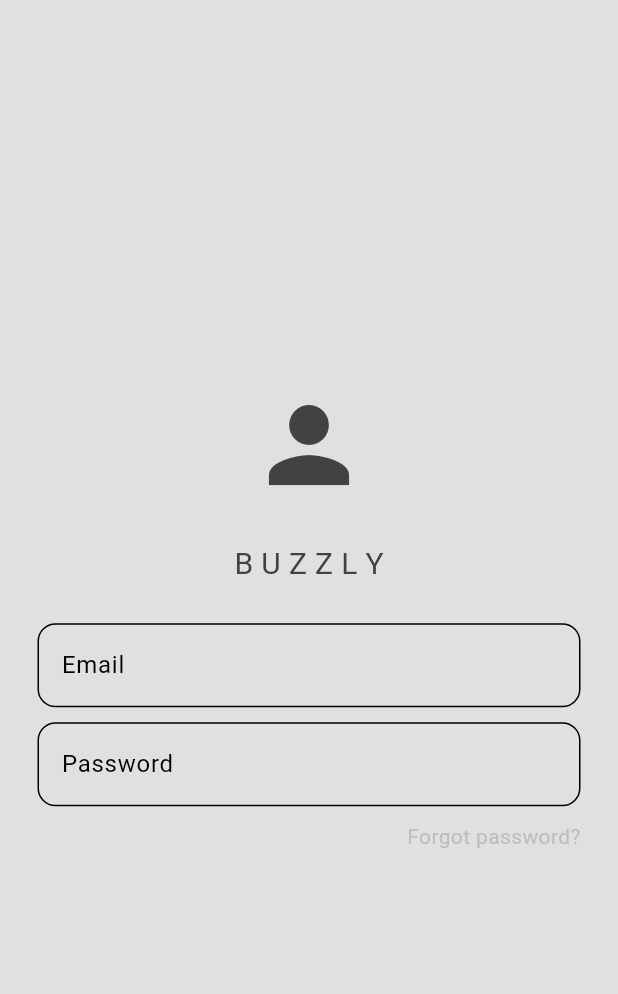
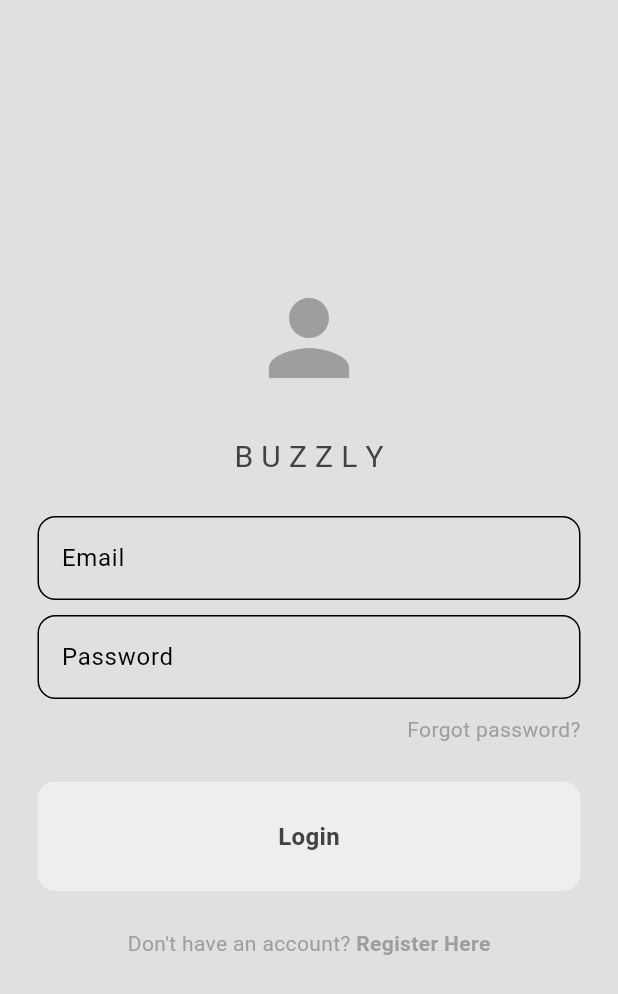
Before and after one commit to Tyler-dev-eng/Buzzly, a Flutter app: the screen it shows after launch, on a phone screen of 412 x 824 dp. Shown: the top 994 px of the screen. Run offline on Flutter 3.47's test engine with Material 3 defaults, Android fonts, the phone set to English and light mode, and no system bars; our stand-ins replace flutter_riverpod.

Commit message:
Small UI updates

```diff
--- /dev/null
+++ b/lib/components/my_button.dart
@@ -0,0 +1,27 @@
+import 'package:flutter/material.dart';
+
+class MyButton extends StatelessWidget {
+  final String text;
+  final VoidCallback onTap;
+  const MyButton({super.key, required this.text, required this.onTap});
+
+  @override
+  Widget build(BuildContext context) {
+    return GestureDetector(
+      onTap: onTap,
+      child: Container(
+        decoration: BoxDecoration(
+          color: Theme.of(context).colorScheme.primary,
+          borderRadius: BorderRadius.circular(12),
+        ),
+        padding: EdgeInsets.all(25),
+        child: Center(
+          child: Text(
+            text,
+            style: TextStyle(fontWeight: FontWeight.bold, fontSize: 16),
+          ),
+        ),
+      ),
+    );
+  }
+}
--- a/lib/pages/login_page.dart
+++ b/lib/pages/login_page.dart
@@ -1,3 +1,4 @@
+import 'package:buzzly/components/my_button.dart';
 import 'package:buzzly/components/my_textfield.dart';
 import 'package:flutter/material.dart';
 
@@ -5,6 +6,10 @@ class LoginPage extends StatelessWidget {
   final TextEditingController emailController = TextEditingController();
   final TextEditingController passwordController = TextEditingController();
   LoginPage({super.key});
+
+  void login() {
+    print('Login button pressed');
+  }
 
   @override
   Widget build(BuildContext context) {
@@ -55,15 +60,38 @@ class LoginPage extends StatelessWidget {
                   Text(
                     "Forgot password?",
                     style: TextStyle(
-                      color: Theme.of(context).colorScheme.secondary,
+                      color: Theme.of(context).colorScheme.inversePrimary,
                     ),
                   ),
                 ],
               ),
 
+              SizedBox(height: 25),
+
               // sign in button
+              MyButton(text: 'Login', onTap: login),
+
+              SizedBox(height: 25),
 
               // dont have an account? sign up
+              Row(
+                mainAxisAlignment: MainAxisAlignment.center,
+                children: [
+                  Text(
+                    "Don't have an account? ",
+                    style: TextStyle(
+                      color: Theme.of(context).colorScheme.inversePrimary,
+                    ),
+                  ),
+                  Text(
+                    "Register Here",
+                    style: TextStyle(
+                      fontWeight: FontWeight.bold,
+                      color: Theme.of(context).colorScheme.inversePrimary,
+                    ),
+                  ),
+                ],
+              ),
             ],
           ),
         ),
--- a/lib/theme/theme.dart
+++ b/lib/theme/theme.dart
@@ -5,7 +5,7 @@ ThemeData lightTheme = ThemeData(
     surface: Colors.grey.shade300,
     primary: Colors.grey.shade200,
     secondary: Colors.grey.shade400,
-    inversePrimary: Colors.grey.shade800,
+    inversePrimary: Colors.grey.shade500,
   ),
   textTheme: ThemeData.light().textTheme.apply(
     bodyColor: Colors.grey[800],
@@ -18,7 +18,7 @@ ThemeData darkTheme = ThemeData(
     surface: Colors.grey.shade900,
     primary: Colors.grey.shade800,
     secondary: Colors.grey.shade700,
-    inversePrimary: Colors.grey.shade300,
+    inversePrimary: Colors.grey.shade500,
   ),
   textTheme: ThemeData.dark().textTheme.apply(
     bodyColor: Colors.grey[300],
```
